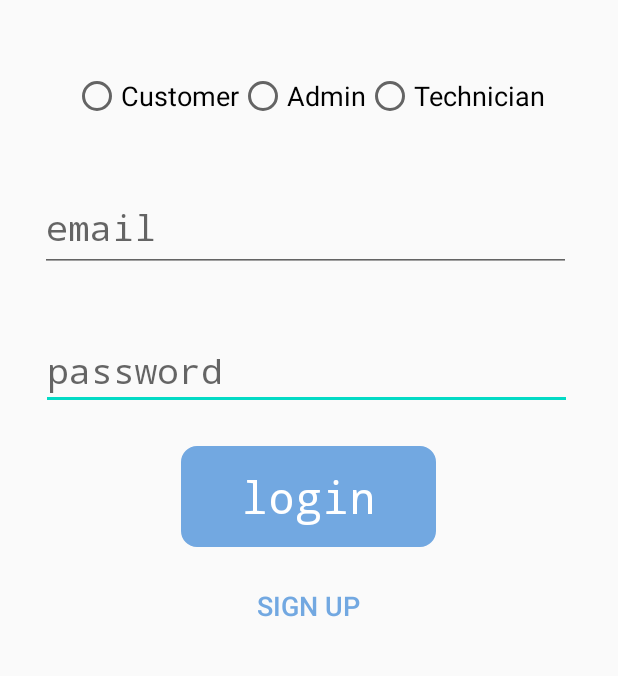
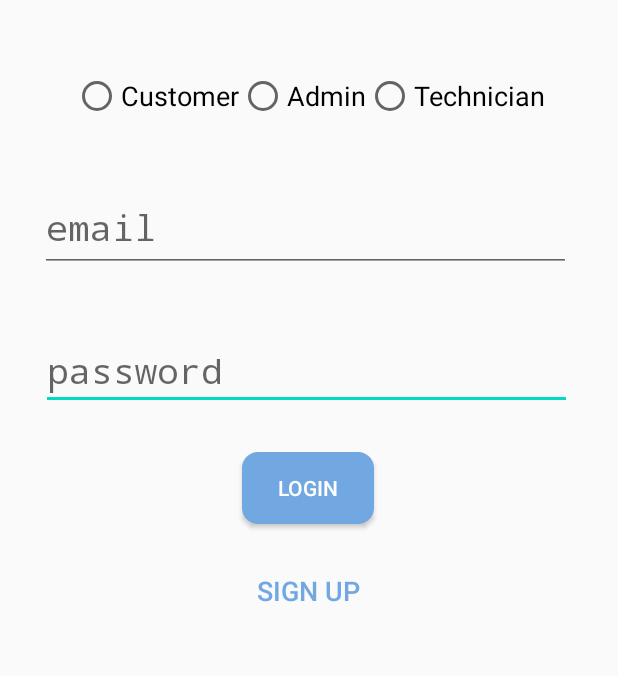
Before and after one commit to McGill-ECSE321-Winter2021/project-group-05, an Android app: the screen it shows after launch (MainActivity), on a phone screen of 412 x 824 dp, the part 556-1232 px from its top. Run offline under Robolectric (Android 15) with nearby library versions, the phone set to English and light mode, and no system bars; libraries missing offline, so code that uses them is left out: com.loopj.android, cz.msebera.android.

Commit message:
login button fixed

```diff
--- a/RepairShopAndroid/app/src/main/res/layout/activity_main.xml
+++ b/RepairShopAndroid/app/src/main/res/layout/activity_main.xml
@@ -36,19 +36,13 @@
     <Button
 
         android:id="@+id/login"
-        style="@style/Widget.AppCompat.Button.Borderless"
-        android:layout_width="170dp"
-        android:layout_height="67dp"
-        android:layout_gravity="end"
+        android:layout_width="wrap_content"
+        android:layout_height="wrap_content"
         android:background="@drawable/mybutton"
         android:backgroundTint="#72A8E1"
-        android:fontFamily="monospace"
         android:onClick="login"
         android:text="@string/login"
-        android:textAppearance="@style/TextAppearance.AppCompat.Large"
         android:textColor="#FFFFFF"
-        android:textSize="30sp"
-        android:typeface="normal"
         app:layout_constraintBottom_toBottomOf="parent"
         app:layout_constraintEnd_toEndOf="parent"
         app:layout_constraintHorizontal_bias="0.498"
```
